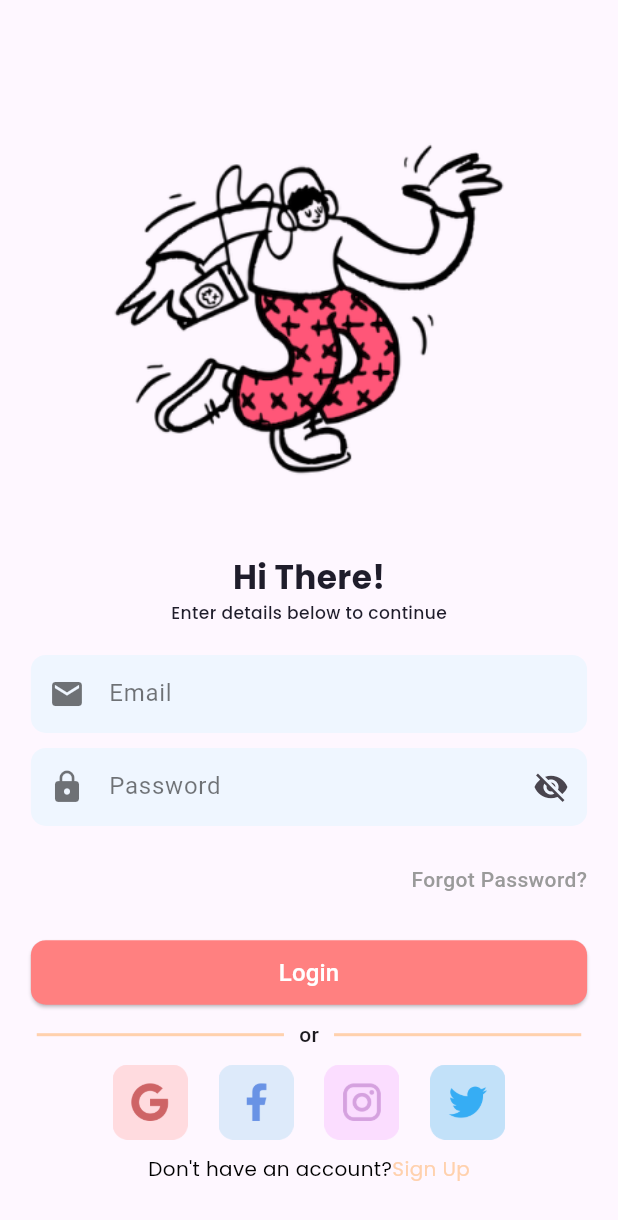
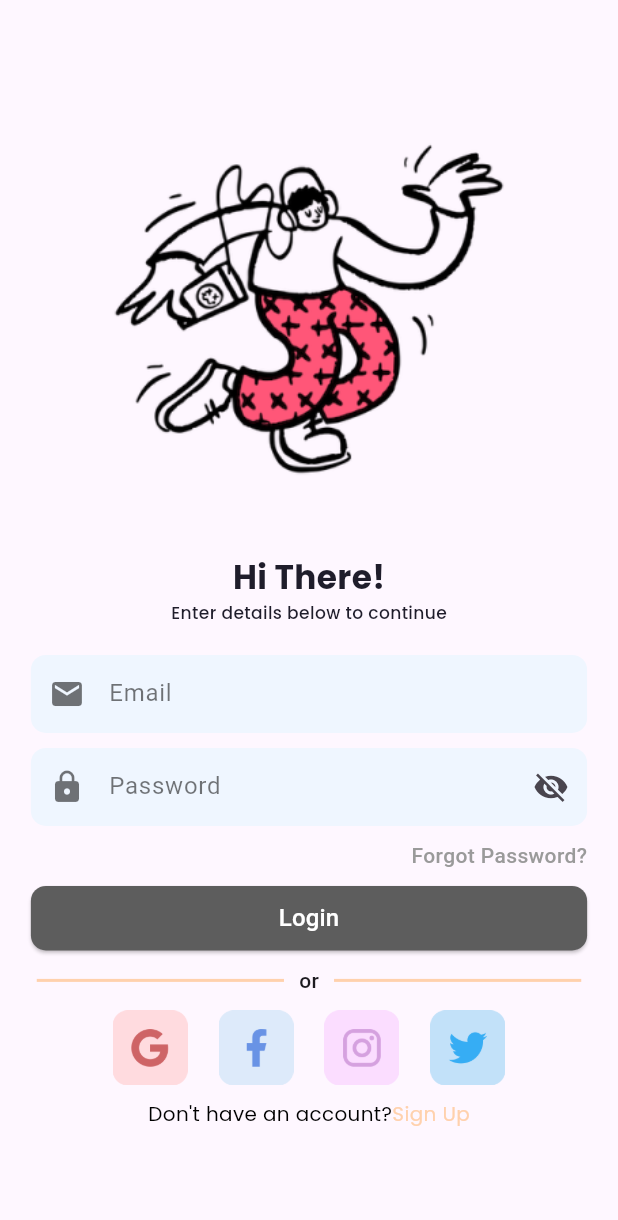
Before and after one commit to PradiptaAhmad/iLearn_project, a Flutter app: the Login screen opened by its route, on a phone screen of 412 x 824 dp. Shown: the top 1220 px of the screen. Run offline on Flutter 3.47's test engine with Material 2 defaults, Android fonts, the phone set to English and light mode, and no system bars; our stand-ins replace cloud_firestore, firebase_auth, firebase_core, get, google_fonts, introduction_screen and 1 more; accounts and stored records are empty.

Commit message:
[Adip] fix hardcoded text on LoginPage

```diff
--- a/lib/controllers/login_controller/loginPageController.dart
+++ b/lib/controllers/login_controller/loginPageController.dart
@@ -1,8 +1,28 @@
 import 'package:get/get.dart';
 
 class LoginPageController extends GetxController {
+  // variabel set obsecureText
   var isObsecure = true.obs;
 
+  // Variable data pengguna
+  var email = ''.obs;
+  var password = ''.obs;
+
+  // Validator variable
+  var isEmailValid = false.obs;
+  var isPasswordValid = false.obs;
+
+  // Email RegExp
+  final emailRegex = RegExp(
+    r'^[\w-]+(\.[\w-]+)*@([\w-]+\.)+[a-zA-Z]{2,7}$',
+  );
+  bool isAllValid() {
+    if (isEmailValid.value == true && isPasswordValid.value == true) {
+      return true;
+    } else {
+      return false;
+    }
+  }
   void setObsecure() {
     isObsecure.value = !isObsecure.value;
   }
--- a/lib/main.dart
+++ b/lib/main.dart
@@ -1,7 +1,6 @@
 import 'package:flutter/material.dart';
 import 'package:get/get.dart';
-import 'package:ilearn_project/bindings/registerB.dart';
-import 'package:ilearn_project/pages/home_page/home.dart';
+import 'package:ilearn_project/bindings/loginB.dart';
 import 'package:ilearn_project/routes/app_pages.dart';
 import 'package:firebase_core/firebase_core.dart';
 import 'package:ilearn_project/routes/route_name.dart';
@@ -26,8 +25,8 @@ class MyApp extends StatelessWidget {
         useMaterial3: true,
       ),
       getPages: AppPages.pages,
-      initialRoute: RouteName.register,
-      initialBinding: RegisterB(),
+      initialRoute: RouteName.login,
+      initialBinding: LoginB(),
     );
   }
 }
--- /dev/null
+++ b/lib/pages/login_page/data/login_data.dart
@@ -0,0 +1,22 @@
+abstract class LoginData{
+
+  // String Text
+  static const String HeadingText = 'Hi There!';
+  static const String SubHeadingText = 'Enter details below to continue';
+  static const String EmailText = 'Email';
+  static const String PasswordText = 'Password';
+  static const String LoginText = 'Login';
+  static const String ForgotPasswordText = 'Forgot Password?';
+  static const String DontHaveAccountText = 'Don\'t have an account?';
+  static const String OrText = 'or';
+  static const String EmailInvalid = "Please enter a valid email address";
+  static const String PasswordInvalid = "Password must be at least 6 characters";
+
+  // Image Asset
+  static const String HeadImage = 'assets/images/login.png';
+  static const String GoogleImage = 'assets/logo/google.png';
+  static const String FacebookImage = 'assets/logo/facebook.png';
+  static const String InstagramImage = 'assets/logo/ig.png';
+  static const String TwitterImage = 'assets/logo/twt.png';
+
+}
--- a/lib/pages/login_page/login.dart
+++ b/lib/pages/login_page/login.dart
@@ -1,8 +1,11 @@
 import 'package:flutter/material.dart';
+import 'package:get/get.dart';
+import 'package:ilearn_project/controllers/login_controller/loginPageController.dart';
 import 'package:ilearn_project/core/themes.dart';
+import 'package:ilearn_project/pages/login_page/data/login_data.dart';
 import 'package:ilearn_project/pages/login_page/widget/btn_forgot.dart';
-import 'package:ilearn_project/pages/login_page/widget/emailField.dart';
-import 'package:ilearn_project/pages/login_page/widget/passwordField.dart';
+import 'package:ilearn_project/pages/login_page/widget/loginButtonInput.dart';
+import 'package:ilearn_project/pages/login_page/widget/loginFormField.dart';
 import 'package:ilearn_project/pages/login_page/widget/text_or.dart';
 import 'package:ilearn_project/pages/login_page/widget/txtBtn_signup.dart';
 import 'package:ilearn_project/pages/register_page/widget/btnLogo.dart';
@@ -10,6 +13,12 @@ import 'package:ilearn_project/pages/register_page/widget/btnLogo.dart';
 class Login extends StatelessWidget {
   const Login({super.key});
 
+  // keys validator
+  static final _emailFormKey = GlobalKey<FormState>();
+  static final _passwordFormKey = GlobalKey<FormState>();
+
+  // Getx Import
+  static final loginC = Get.find<LoginPageController>();
   @override
   Widget build(BuildContext context) {
     double screenWidth = MediaQuery.of(context).size.width;
@@ -22,33 +31,70 @@ class Login extends StatelessWidget {
           child: Column(children: [
             SizedBox(height: screenHeight * 0.1),
             Image.asset(
-              "assets/images/login.png",
+              LoginData.HeadImage,
               height: screenHeight * 0.3,
               width: screenWidth * 0.8,
             ),
             SizedBox(height: 40),
             Text(
-              "Hi There!",
+              LoginData.HeadingText,
               style: onBoardTitle(),
             ),
             Text(
-              "Enter details below to continue",
+              LoginData.SubHeadingText,
               style: subHeaderCardHome(),
             ),
             SizedBox(
               height: 20,
             ),
-            EmailField(
-                label: "Email",
+            LoginFormField(
+                label: LoginData.EmailText,
+                keys: _emailFormKey,
                 icon: Icons.email,
+                autovalidateMode: AutovalidateMode.onUserInteraction,
+                onChanged: (value) {
+                  if (_emailFormKey.currentState!.validate()) {
+                    loginC.email.value = value;
+                    loginC.isEmailValid.value = true;
+                  }
+                },
+                validatorForm: (value) {
+                  if (!loginC.emailRegex.hasMatch(value!)) {
+                    return LoginData.EmailInvalid;
+                  }
+                  return null;
+                },
                 textInputType: TextInputType.emailAddress),
             SizedBox(
               height: 10,
             ),
-            PasswordFIeld(
-                label: "Password",
+            Obx(() => LoginFormField(
+                label: LoginData.PasswordText,
+                keys: _passwordFormKey,
+                isObsecure: loginC.isObsecure.value,
+                autovalidateMode: AutovalidateMode.onUserInteraction,
+                onChanged: (value) {
+                  if (_passwordFormKey.currentState!.validate()) {
+                    loginC.password.value = value;
+                    loginC.isPasswordValid.value = true;
+                  }
+                },
+                validatorForm: (value) {
+                  if (value!.length < 6) {
+                    return LoginData.PasswordInvalid;
+                  }
+                  return null;
+                },
                 icon: Icons.lock,
-                textInputType: TextInputType.visiblePassword),
+                iconButton: IconButton(
+                  onPressed: () {
+                    loginC.isObsecure.value = !loginC.isObsecure.value;
+                  },
+                  icon: loginC.isObsecure.value
+                      ? Icon(Icons.visibility_off)
+                      : Icon(Icons.visibility),
+                ),
+                textInputType: TextInputType.visiblePassword)),
             SizedBox(
               height: 5,
             ),
@@ -56,24 +102,20 @@ class Login extends StatelessWidget {
             SizedBox(
               height: 10,
             ),
-            Container(
-              width: screenWidth * 0.9,
-              height: 43,
-              child: ElevatedButton(
-                onPressed: () {},
-                style: ElevatedButton.styleFrom(
-                  primary: primaryColor,
-                  shape: RoundedRectangleBorder(
-                    borderRadius: BorderRadius.circular(10),
-                  ),
-                ),
-                child: Text("Login",
-                    style: TextStyle(
-                        fontSize: 16,
-                        fontWeight: FontWeight.w500,
-                        color: Colors.white)),
-              ),
-            ),
+            Obx(() => Container(
+                width: screenWidth * 0.9,
+                height: 43,
+                child: loginC.isAllValid() == false
+                    ? LoginButtonInput(
+                        onPressed: () {},
+                        color: inActiveColor,
+                        label: LoginData.LoginText,
+                      )
+                    : LoginButtonInput(
+                        onPressed: () {},
+                        color: primaryColor,
+                        label: LoginData.LoginText,
+                      ))),
             SizedBox(
               height: 10,
             ),
--- a/lib/pages/login_page/widget/btn_forgot.dart
+++ b/lib/pages/login_page/widget/btn_forgot.dart
@@ -1,4 +1,5 @@
 import 'package:flutter/material.dart';
+import 'package:ilearn_project/pages/login_page/data/login_data.dart';
 
 class btnForgot extends StatelessWidget {
   const btnForgot({super.key});
@@ -8,15 +9,14 @@ class btnForgot extends StatelessWidget {
     double screenWidth = MediaQuery.of(context).size.width;
     // double screenHeight = MediaQuery.of(context).size.height;
     return Container(
-      margin: EdgeInsets.all(
-        screenWidth * 0.05,
-      ),
+      width: screenWidth * 0.9,
+      margin: EdgeInsets.only(top: 5),
       child: InkWell(
         onTap: () {},
         child: Align(
           alignment: Alignment.centerRight,
           child: Text(
-            "Forgot Password?",
+            LoginData.ForgotPasswordText,
             textAlign: TextAlign.left,
             style: TextStyle(
                 color: Color.fromARGB(255, 154, 154, 154),
--- a/lib/pages/login_page/widget/emailField.dart
+++ /dev/null
@@ -1,44 +0,0 @@
-import 'package:flutter/material.dart';
-
-class EmailField extends StatelessWidget {
-  final String label;
-  final IconData icon;
-  final TextInputType textInputType;
-
-  const EmailField({
-    required this.label,
-    required this.icon,
-    required this.textInputType,
-    Key? key,
-  }) : super(key: key);
-
-  @override
-  Widget build(BuildContext context) {
-    double screenWidth = MediaQuery.of(context).size.width;
-    // double screenHeight = MediaQuery.of(context).size.height;
-    return Container(
-      width: screenWidth * 0.9,
-      child: TextField(
-        keyboardType: textInputType,
-        style: TextStyle(
-          color: Colors.black,
-        ),
-        decoration: InputDecoration(
-          filled: true,
-          fillColor: Color(0xFFEFF6FF),
-          border: OutlineInputBorder(
-            borderRadius: BorderRadius.circular(10),
-            borderSide: BorderSide.none,
-          ),
-
-          contentPadding: EdgeInsets.symmetric(horizontal: 16, vertical: 14),
-          prefixIcon: Icon(icon, color: Colors.black54),
-          hintText: label,
-          hintStyle: TextStyle(
-            color: Colors.black54,
-          ),
-        ),
-      ),
-    );
-  }
-}
--- /dev/null
+++ b/lib/pages/login_page/widget/loginButtonInput.dart
@@ -0,0 +1,29 @@
+import 'package:flutter/material.dart';
+
+class LoginButtonInput extends StatelessWidget {
+  final VoidCallback onPressed;
+  final String? label;
+  final Color? color;
+  LoginButtonInput({
+    required this.onPressed,
+    this.label,
+    this.color,
+    Key? key,
+  }) : super(key: key);
+
+  @override
+  Widget build(BuildContext context) {
+    return ElevatedButton(
+      onPressed: () {},
+      style: ElevatedButton.styleFrom(
+        primary: color,
+        shape: RoundedRectangleBorder(
+          borderRadius: BorderRadius.circular(10),
+        ),
+      ),
+      child: Text(label!,
+          style: TextStyle(
+              fontSize: 16, fontWeight: FontWeight.w500, color: Colors.white)),
+    );
+  }
+}
--- /dev/null
+++ b/lib/pages/login_page/widget/loginFooterButton.dart
@@ -0,0 +1,43 @@
+import 'package:flutter/material.dart';
+import 'package:ilearn_project/pages/login_page/data/login_data.dart';
+
+class LoginFooterButton extends StatelessWidget {
+  const LoginFooterButton({super.key});
+  final logoSize = 50.0;
+  @override
+  Widget build(BuildContext context) {
+    // double screenHeight = MediaQuery.of(context).size.height;
+    double screenWidth = MediaQuery.of(context).size.width;
+
+    Widget _InkWell(VoidCallback? OnTap, String imgPath) {
+      return InkWell(
+        child: Image.asset(
+          imgPath,
+          width: logoSize,
+          height: logoSize,
+        ),
+        onTap: OnTap,
+      );
+    }
+
+    return Row(
+      children: [
+        _InkWell(() {
+          print("Google is tapped");
+        }, LoginData.GoogleImage),
+        SizedBox(width: screenWidth * 0.05),
+        _InkWell(() {
+          print("Facebook is tapped");
+        }, LoginData.FacebookImage),
+        SizedBox(width: screenWidth * 0.05),
+        _InkWell(() {
+          print("Instagram is tapped");
+        }, LoginData.InstagramImage),
+        SizedBox(width: screenWidth * 0.05),
+        _InkWell(() {
+          print("Twitter is tapped");
+        }, LoginData.TwitterImage),
+      ],
+    );
+  }
+}
--- /dev/null
+++ b/lib/pages/login_page/widget/loginFormField.dart
@@ -0,0 +1,62 @@
+import 'package:flutter/material.dart';
+
+// ignore: must_be_immutable
+class LoginFormField extends StatelessWidget {
+  final String label;
+  final IconData icon;
+  final TextInputType textInputType;
+  final Function(String)? onChanged;
+  final Key keys;
+  final IconButton? iconButton;
+  final bool? isObsecure;
+  String? Function(String?)? validatorForm;
+  final AutovalidateMode autovalidateMode;
+  LoginFormField({
+    required this.label,
+    required this.icon,
+    required this.textInputType,
+    required this.keys,
+    required this.autovalidateMode,
+    this.iconButton,
+    this.isObsecure,
+    this.validatorForm,
+    Key? key,
+    this.onChanged,
+  }) : super(key: key);
+  @override
+  Widget build(BuildContext context) {
+    double screenWidth = MediaQuery.of(context).size.width;
+    // double screenHeight = MediaQuery.of(context).size.height;
+    return Container(
+        width: screenWidth * 0.9,
+        child: Form(
+          key: keys,
+          autovalidateMode: autovalidateMode,
+          child: TextFormField(
+            obscureText: isObsecure ?? false,
+            keyboardType: textInputType,
+            style: TextStyle(
+              color: Colors.black,
+            ),
+            validator: validatorForm,
+            onChanged: onChanged,
+            decoration: InputDecoration(
+              filled: true,
+              fillColor: Color(0xFFEFF6FF),
+              border: OutlineInputBorder(
+                borderRadius: BorderRadius.circular(10),
+                borderSide: BorderSide.none,
+              ),
+              contentPadding:
+                  EdgeInsets.symmetric(horizontal: 16, vertical: 14),
+              prefixIcon: Icon(icon, color: Colors.black54),
+              hintText: label,
+              hintStyle: TextStyle(
+                color: Colors.black54,
+              ),
+              suffixIcon: iconButton,
+            ),
+          ),
+        ));
+  }
+}
--- a/lib/pages/login_page/widget/passwordField.dart
+++ /dev/null
@@ -1,64 +0,0 @@
-import 'package:flutter/material.dart';
-import 'package:get/get.dart';
-import 'package:ilearn_project/controllers/login_controller/loginPageController.dart';
-
-class PasswordFIeld extends StatelessWidget {
-  final String label;
-  final IconData icon;
-  final TextInputType textInputType;
-  PasswordFIeld({
-    required this.label,
-    required this.icon,
-    required this.textInputType,
-  });
-
-  @override
-  Widget build(BuildContext context) {
-    // double screenWidth = MediaQuery.of(context).size.width;
-    // double screenHeight = MediaQuery.of(context).size.height;
-    Get.put(LoginPageController());
-    final loginPageC = Get.find<LoginPageController>();
-    double screenWidth = MediaQuery.of(context).size.width;
-    // double screenHeight = MediaQuery.of(context).size.height;
-
-    return Obx(() {
-
-
-      return Container(
-        width: screenWidth * 0.9,
-        child: TextField(
-          obscureText: loginPageC.isObsecure.value,
-          keyboardType: textInputType,
-          style: TextStyle(
-            color: Colors.black,
-          ),
-          decoration: InputDecoration(
-            filled: true,
-            fillColor: Color(0xFFEFF6FF),
-            border: OutlineInputBorder(
-              borderRadius: BorderRadius.circular(10),
-              borderSide: BorderSide.none,
-            ),
-            suffixIcon: IconButton(
-              onPressed: () {
-                print("this is clicked");
-                loginPageC.setObsecure();
-              },
-              icon: Icon(
-                loginPageC.isObsecure.value
-                    ? Icons.visibility_off
-                    : Icons.visibility,
-              ),
-            ),
-            contentPadding: EdgeInsets.symmetric(horizontal: 16, vertical: 14),
-            prefixIcon: Icon(icon, color: Colors.black54),
-            hintText: label,
-            hintStyle: TextStyle(
-              color: Colors.black54,
-            ),
-          ),
-        ),
-      );
-    });
-  }
-}
--- a/pubspec.yaml
+++ b/pubspec.yaml
@@ -1,5 +1,5 @@
 name: ilearn_project
-description: A new Flutter project.
+description: E Learning Application.
 # The following line prevents the package from being accidentally published to
 # pub.dev using `flutter pub publish`. This is preferred for private packages.
 publish_to: 'none' # Remove this line if you wish to publish to pub.dev
```
